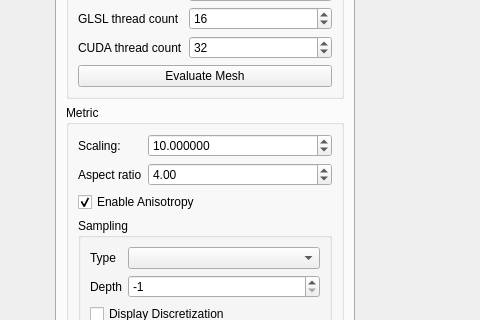
Qt form UserInterface/MainWindow.ui (wibus/GpuMesh) before a commit; both pictures show x 195 to 675 and y 122 to 442 of the 800 by 861 pixel window.
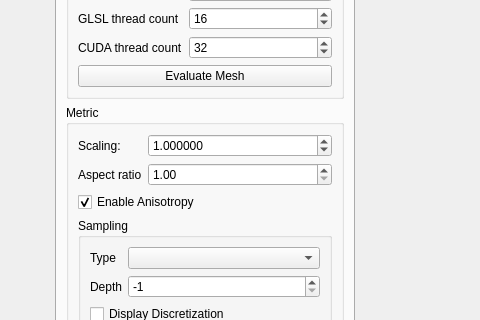
The same form after that commit. The open tabs and pages were chosen to show the change.

The edit to the form file:
```diff
--- a/UserInterface/MainWindow.ui
+++ b/UserInterface/MainWindow.ui
@@ -257,7 +257,7 @@
               <double>9999.989999999999782</double>
              </property>
              <property name="value">
-              <double>10.000000000000000</double>
+              <double>1.000000000000000</double>
              </property>
             </widget>
            </item>
@@ -333,7 +333,7 @@
               <double>100.000000000000000</double>
              </property>
              <property name="value">
-              <double>4.000000000000000</double>
+              <double>1.000000000000000</double>
              </property>
             </widget>
            </item>
```
